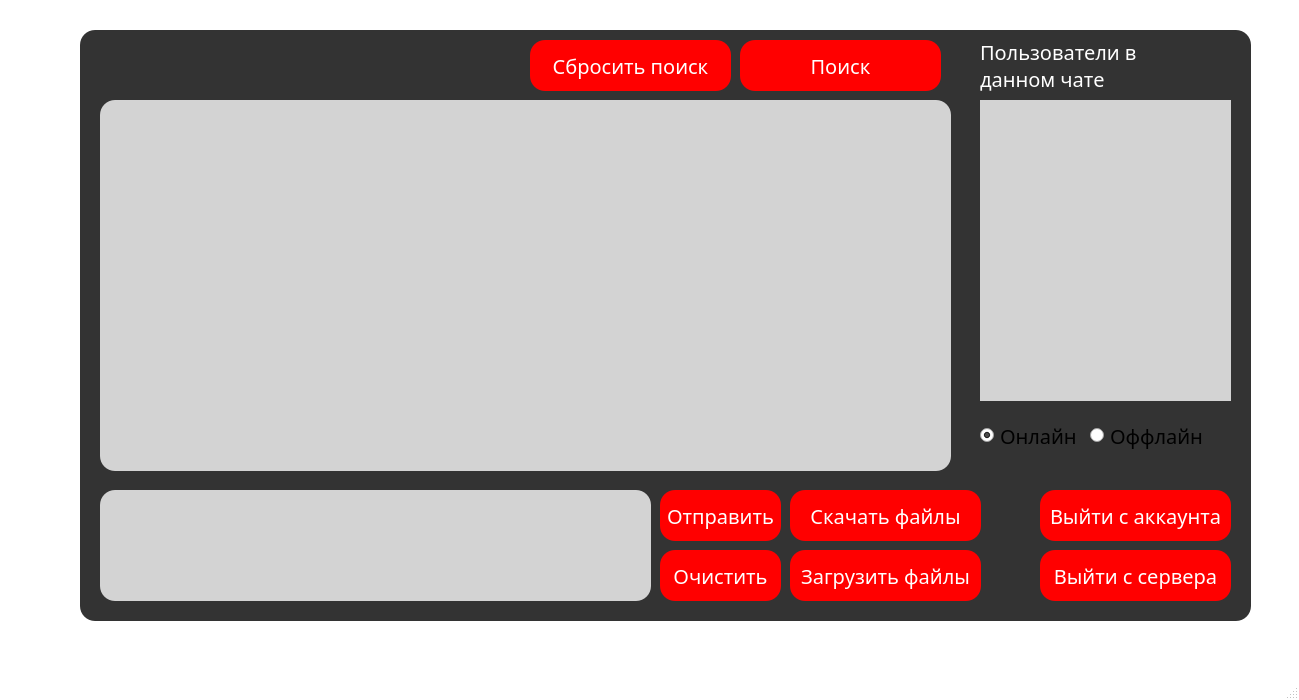
First picture: the form in Main.ui, repository ChazGrant/Messenger, before the edit.
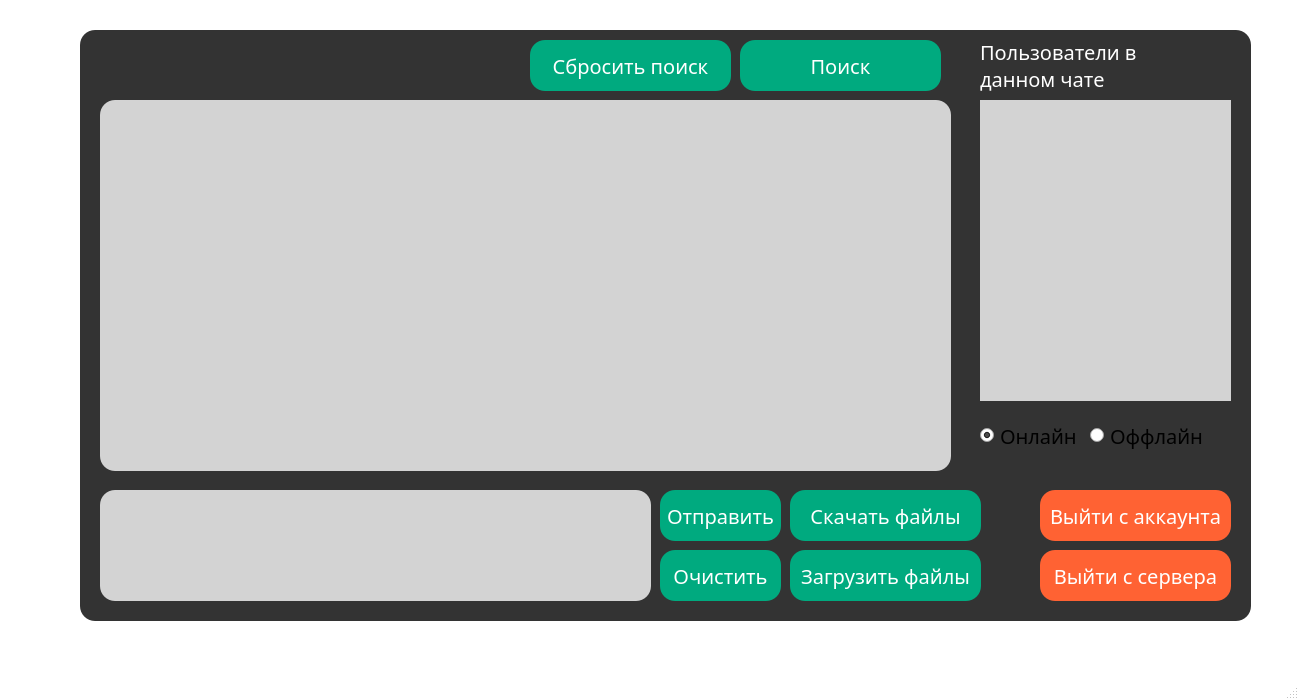
Second picture: the form after the edit. Icons and pictures are not drawn.

Patch:
```diff
--- a/Main.ui
+++ b/Main.ui
@@ -23,12 +23,19 @@
 }
 QPushButton{
 	border-radius: 15px;
-	background: red;
+	background: rgb(0, 170, 127);
 	color: white;
 }
 QPushButton:hover{
 	background: #333;
-	color: red;
+	color: rgb(0, 170, 127);
+}
+#exitAccountButton, #disconnectButton{
+	background: rgb(255, 98, 51);
+}
+#exitAccountButton:hover, #disconnectButton:hover{
+	background: #333;
+	color: rgb(255, 98, 51);
 }
 #textBrowser{
 	font-size: 16px;
@@ -165,6 +172,9 @@
        <height>51</height>
       </rect>
      </property>
+     <property name="styleSheet">
+      <string notr="true"/>
+     </property>
      <property name="text">
       <string>Выйти с аккаунта</string>
      </property>
@@ -178,6 +188,9 @@
        <height>51</height>
       </rect>
      </property>
+     <property name="styleSheet">
+      <string notr="true"/>
+     </property>
      <property name="text">
       <string>Выйти с сервера</string>
      </property>
```
